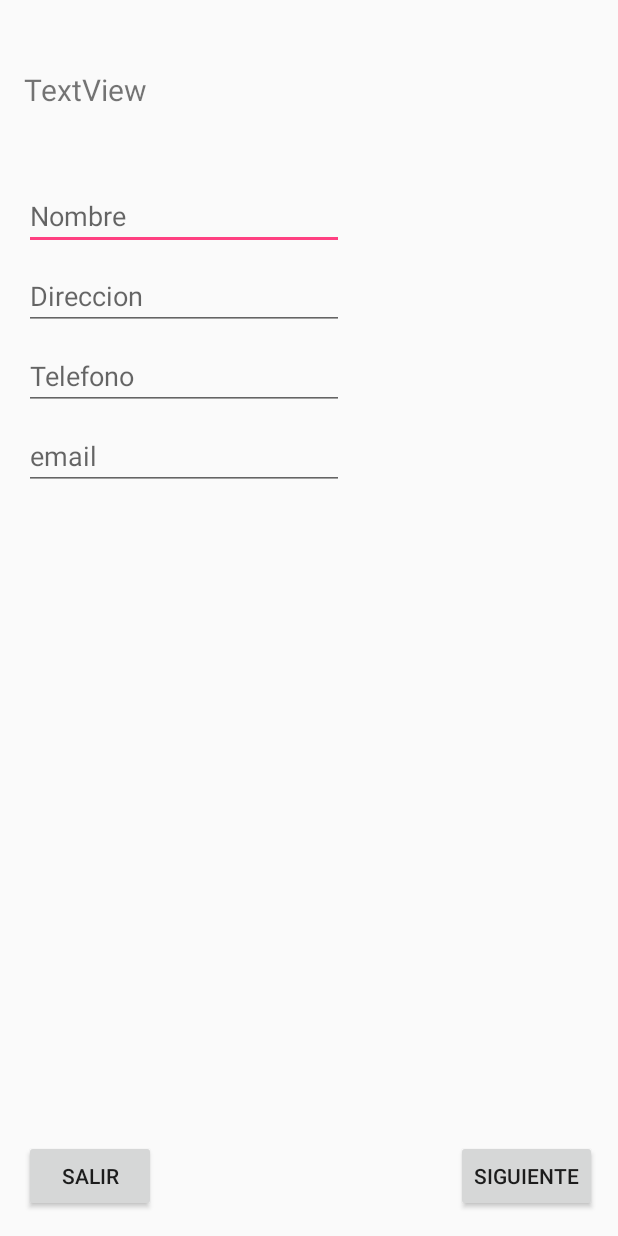
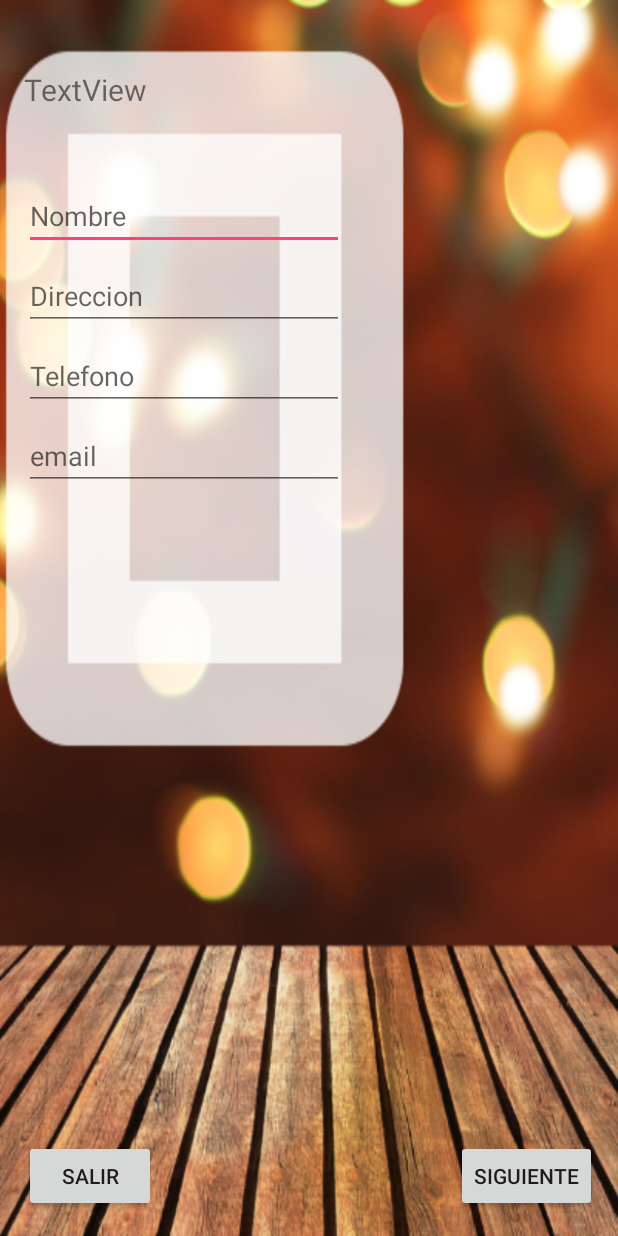
Before and after one commit to Capricious-frog/ProyectoAndroid, an Android app: the DatosCliente screen opened directly, with no data from a screen before it, on a phone screen of 412 x 824 dp. Run offline under Robolectric (Android 15) with nearby library versions, the phone set to English and light mode, and no system bars.

Commit message:
fondo de pantalla de datos, kebabs y bebidas

```diff
--- a/app/src/main/res/layout/activity_datos_cliente.xml
+++ b/app/src/main/res/layout/activity_datos_cliente.xml
@@ -4,6 +4,7 @@
     xmlns:tools="http://schemas.android.com/tools"
     android:layout_width="match_parent"
     android:layout_height="match_parent"
+    android:background="@drawable/fondodatos"
     tools:context="com.example.adminportatil.proyectoandroid.DatosCliente"
     tools:layout_editor_absoluteY="25dp">
 
--- a/app/src/main/res/layout/activity_pedido_bebidas.xml
+++ b/app/src/main/res/layout/activity_pedido_bebidas.xml
@@ -4,6 +4,7 @@
     xmlns:tools="http://schemas.android.com/tools"
     android:layout_width="match_parent"
     android:layout_height="match_parent"
+    android:background="@drawable/fondobebidas"
     tools:context="com.example.adminportatil.proyectoandroid.PedidoBebidasActivity"
     tools:layout_editor_absoluteY="81dp">
 
--- a/app/src/main/res/layout/activity_pedido_kebab.xml
+++ b/app/src/main/res/layout/activity_pedido_kebab.xml
@@ -4,6 +4,7 @@
     xmlns:tools="http://schemas.android.com/tools"
     android:layout_width="match_parent"
     android:layout_height="match_parent"
+    android:background="@drawable/fondokebab"
     tools:context="com.example.adminportatil.proyectoandroid.PedidoKebab"
     tools:layout_editor_absoluteY="81dp">
 
```
Also changed, not shown: app/src/main/res/drawable/fondo1.png (deleted), app/src/main/res/drawable/fondobebidas.png (added), app/src/main/res/drawable/fondodatos.png (added), app/src/main/res/drawable/fondokebab.png (added).
